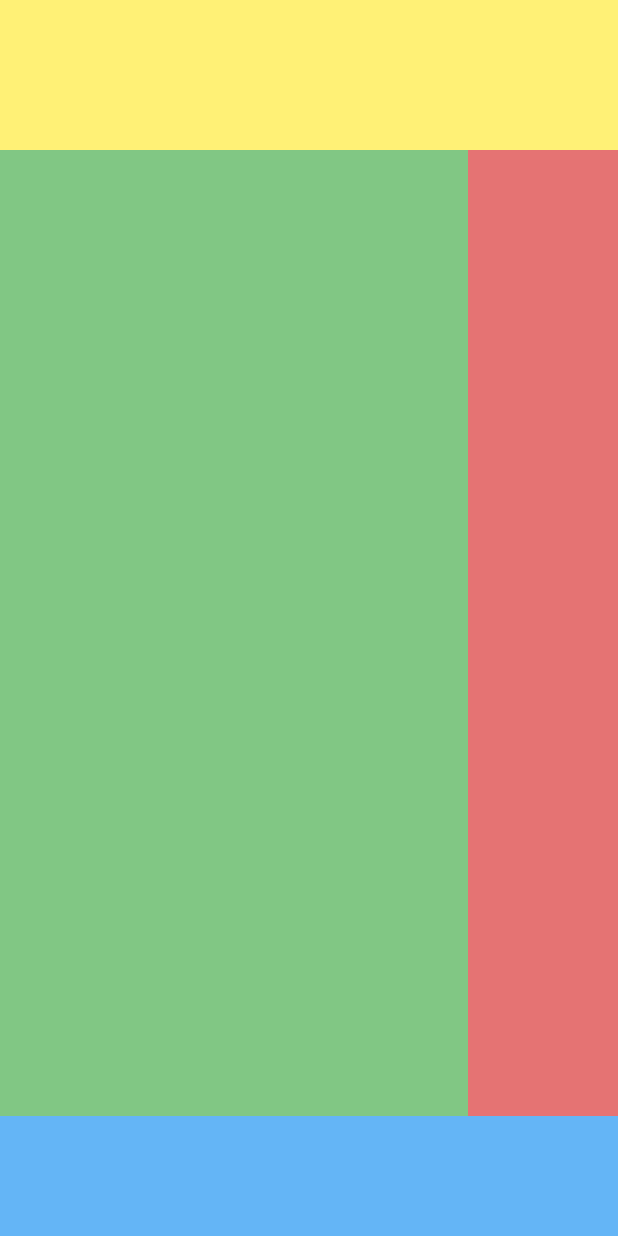
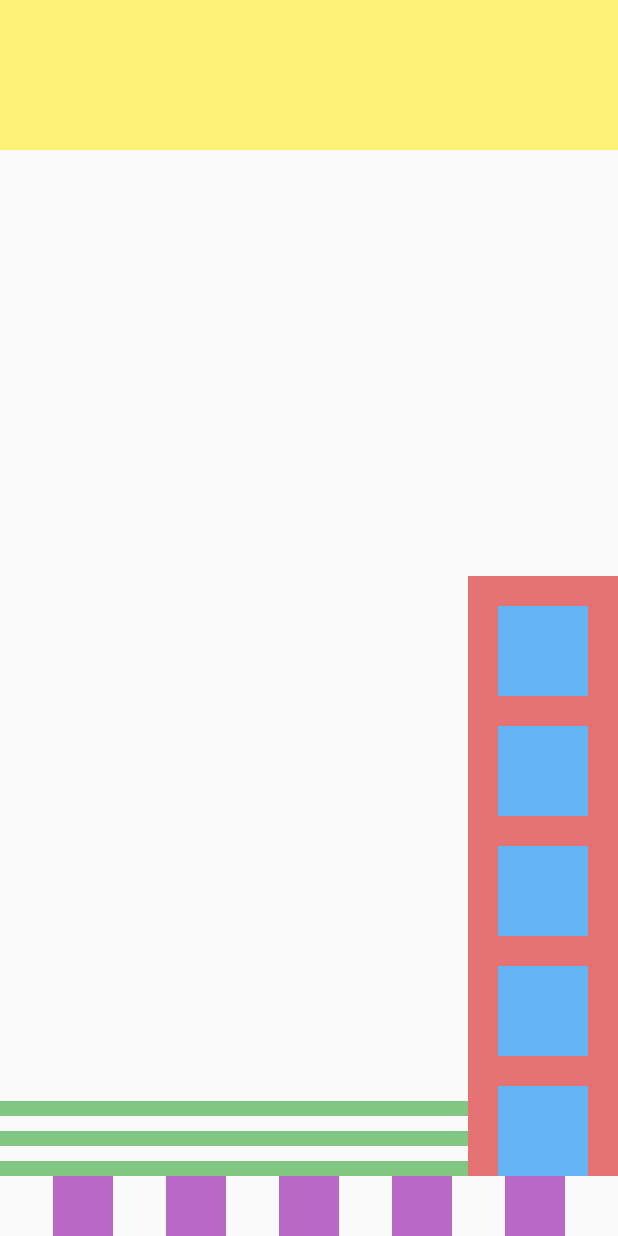
Before and after one commit to sitais/uex, a Flutter app: the screen it shows after launch, on a phone screen of 412 x 824 dp. Run offline on Flutter 3.47's test engine with Material 2 defaults, Android fonts, the phone set to English and light mode, and no system bars.

Commit message:
ui sections
Broken down UI into sections

```diff
--- a/lib/home.dart
+++ b/lib/home.dart
@@ -3,33 +3,74 @@ import 'package:flutter/material.dart';
 /// Empty page widget fo developers that want to follow along with the tutorial
 /// on breaking down and implementing the Tik Tok UI (BLOG_LINK)
 class Home extends StatelessWidget {
+  Widget get topSection => Container(
+        height: 100.0,
+        padding: EdgeInsets.only(bottom: 15.0),
+        color: Colors.yellow[300],
+      );
+
+  Widget get videoDescription => Expanded(
+        child: Column(
+            mainAxisSize: MainAxisSize.min,
+            crossAxisAlignment: CrossAxisAlignment.start,
+            children: <Widget>[
+              Container(
+                  height: 10.0,
+                  color: Colors.green[300],
+                  margin: EdgeInsets.only(top: 10)),
+              Container(
+                  height: 10.0,
+                  color: Colors.green[300],
+                  margin: EdgeInsets.only(top: 10)),
+              Container(
+                  height: 10.0,
+                  color: Colors.green[300],
+                  margin: EdgeInsets.only(top: 10))
+            ]),
+      );
+
+  Widget get actionsToolbar => Container(
+        width: 100.0,
+        color: Colors.red[300],
+        child: Column(
+          mainAxisSize: MainAxisSize.min,
+          children: List<Widget>.generate(
+              5,
+              (index) => Container(
+                  width: 60,
+                  height: 60,
+                  color: Colors.blue[300],
+                  margin: EdgeInsets.only(top: 20.0))),
+        ),
+      );
+
+  Widget get middleSection => Expanded(
+      child: Row(
+          mainAxisSize: MainAxisSize.max,
+          crossAxisAlignment: CrossAxisAlignment.end,
+          children: <Widget>[videoDescription, actionsToolbar]));
+
+  Widget get bottomSection => Row(
+        mainAxisAlignment: MainAxisAlignment.spaceEvenly,
+        children: List<Widget>.generate(
+            5,
+            (index) => Container(
+                width: 40.0, height: 40.0, color: Colors.purple[300])),
+      );
+
   @override
   Widget build(BuildContext context) {
     return Scaffold(
       body: Column(
         children: <Widget>[
           // Top section
-          Container(
-            height: 100.0,
-            padding: EdgeInsets.only(bottom: 15.0),
-            color: Colors.yellow[300],
-          ),
+          topSection,
 
           // Middle expanded
-          Expanded(
-              child: Row(
-                  mainAxisSize: MainAxisSize.max,
-                  crossAxisAlignment: CrossAxisAlignment.end,
-                  children: <Widget>[
-                Expanded(child: Container(color: Colors.green[300])),
-                Container(
-                  width: 100.0,
-                  color: Colors.red[300],
-                )
-              ])),
+          middleSection,
 
           // Bottom Section
-          Container(height: 80.0, color: Colors.blue[300]),
+          bottomSection,
         ],
       ),
     );
--- a/lib/main.dart
+++ b/lib/main.dart
@@ -8,7 +8,7 @@ class MyApp extends StatelessWidget {
   @override
   Widget build(BuildContext context) {
     return MaterialApp(
-      title: 'usr',
+      title: 'uex',
       home: Home(),
     );
   }
```
